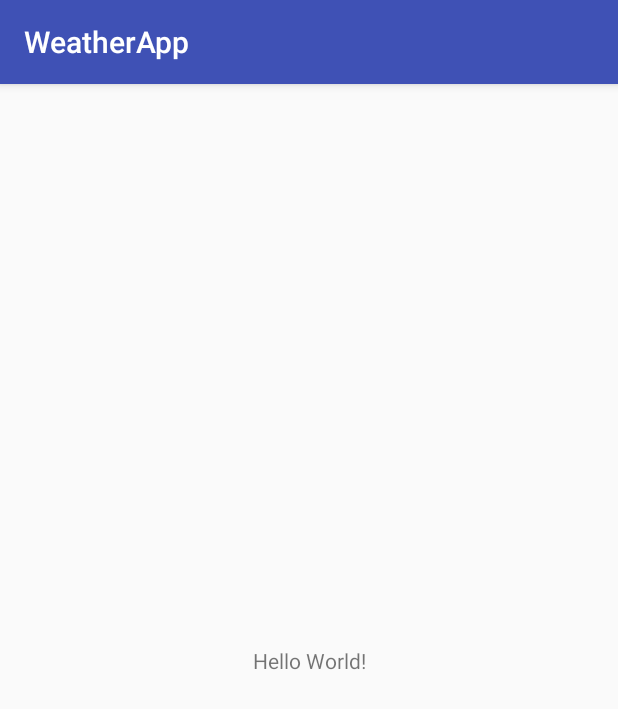
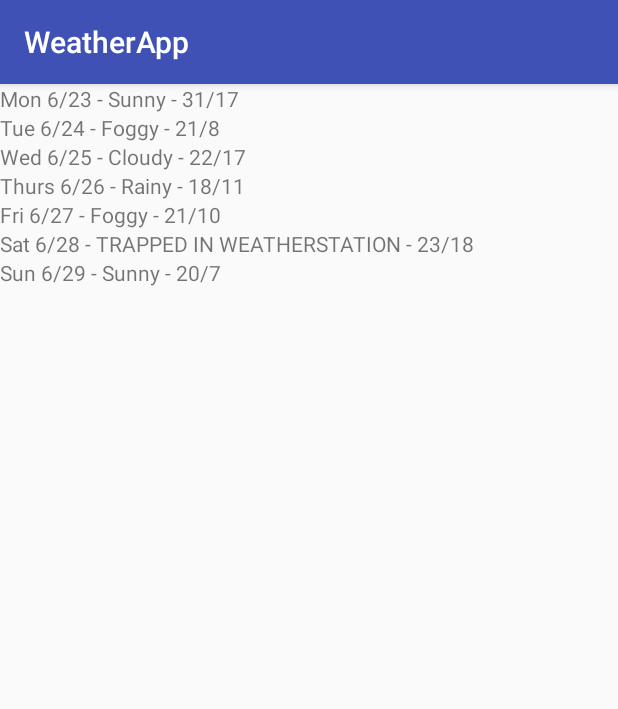
Before and after one commit to nikunjdaga/TryKotlin, an Android app: the screen it shows after launch (MainActivity), on a phone screen of 412 x 824 dp. Shown: the top 709 px of the screen. Run offline under Robolectric (Android 15) with nearby library versions, the phone set to English and light mode, and no system bars.

Commit message:
update WeatherApp

```diff
--- a/WeatherApp/app/src/main/AndroidManifest.xml
+++ b/WeatherApp/app/src/main/AndroidManifest.xml
@@ -1,6 +1,8 @@
 <?xml version="1.0" encoding="utf-8"?>
 <manifest xmlns:android="http://schemas.android.com/apk/res/android"
     package="com.ssyijiu.weatherapp">
+
+    <uses-permission android:name="android.permission.INTERNET"/>
 
     <application
         android:allowBackup="true"
--- a/WeatherApp/app/src/main/java/com/ssyijiu/weatherapp/MainActivity.kt
+++ b/WeatherApp/app/src/main/java/com/ssyijiu/weatherapp/MainActivity.kt
@@ -1,12 +1,32 @@
 package com.ssyijiu.weatherapp
 
+import android.os.Bundle
 import android.support.v7.app.AppCompatActivity
-import android.os.Bundle
+import android.support.v7.widget.LinearLayoutManager
+import com.ssyijiu.weatherapp.recycleradapter.ForecastListAdapter
+import kotlinx.android.synthetic.main.activity_main.*
 
 class MainActivity : AppCompatActivity() {
 
     override fun onCreate(savedInstanceState: Bundle?) {
         super.onCreate(savedInstanceState)
         setContentView(R.layout.activity_main)
+
+        rvForecastList.layoutManager = LinearLayoutManager(this)
+        rvForecastList.setHasFixedSize(true)
+        rvForecastList.adapter = ForecastListAdapter(datas)
+
+
     }
+
+
+    private val datas = listOf(
+        "Mon 6/23 - Sunny - 31/17",
+        "Tue 6/24 - Foggy - 21/8",
+        "Wed 6/25 - Cloudy - 22/17",
+        "Thurs 6/26 - Rainy - 18/11",
+        "Fri 6/27 - Foggy - 21/10",
+        "Sat 6/28 - TRAPPED IN WEATHERSTATION - 23/18",
+        "Sun 6/29 - Sunny - 20/7"
+    )
 }
--- /dev/null
+++ b/WeatherApp/app/src/main/java/com/ssyijiu/weatherapp/recycleradapter/ForecastListAdapter.kt
@@ -0,0 +1,29 @@
+package com.ssyijiu.weatherapp.recycleradapter
+
+import android.support.v7.widget.RecyclerView
+import android.view.ViewGroup
+import android.widget.TextView
+
+/**
+ * Created by ssyijiu on 2017/6/3.
+ * Github : ssyijiu
+ * Email  : lxmyijiu@163.com
+ */
+
+class ForecastListAdapter(val datas: List<String>) : RecyclerView.Adapter<ForecastListAdapter.ViewHolder>() {
+
+    override fun getItemCount() = datas.size
+
+    override fun onCreateViewHolder(parent: ViewGroup, viewType: Int): ViewHolder {
+
+        // new TextView
+        return ViewHolder(TextView(parent.context))
+    }
+
+    override fun onBindViewHolder(holder: ViewHolder, position: Int) {
+        holder.textView.text = datas[position]
+    }
+
+
+    class ViewHolder(val textView: TextView) : RecyclerView.ViewHolder(textView)
+}
--- a/WeatherApp/app/src/main/res/layout/activity_main.xml
+++ b/WeatherApp/app/src/main/res/layout/activity_main.xml
@@ -1,19 +1,10 @@
 <?xml version="1.0" encoding="utf-8"?>
-<android.support.constraint.ConstraintLayout
+<android.support.v7.widget.RecyclerView
+    android:id="@+id/rvForecastList"
     xmlns:android="http://schemas.android.com/apk/res/android"
     xmlns:tools="http://schemas.android.com/tools"
-    xmlns:app="http://schemas.android.com/apk/res-auto"
     android:layout_width="match_parent"
     android:layout_height="match_parent"
     tools:context="com.ssyijiu.weatherapp.MainActivity">
 
-    <TextView
-        android:layout_width="wrap_content"
-        android:layout_height="wrap_content"
-        android:text="Hello World!"
-        app:layout_constraintBottom_toBottomOf="parent"
-        app:layout_constraintLeft_toLeftOf="parent"
-        app:layout_constraintRight_toRightOf="parent"
-        app:layout_constraintTop_toTopOf="parent"/>
-
-</android.support.constraint.ConstraintLayout>
+</android.support.v7.widget.RecyclerView>
--- a/WeatherApp/build.gradle
+++ b/WeatherApp/build.gradle
@@ -2,6 +2,8 @@
 
 buildscript {
     ext.kotlin_version = '1.1.2-4'
+    ext.anko_version = '0.10.1'
+    ext.support_version = '25.3.1'
     repositories {
         maven { url 'https://maven.google.com' }
         jcenter()
@@ -19,6 +21,7 @@ allprojects {
     repositories {
         jcenter()
         maven { url 'https://maven.google.com' }
+        maven { url "https://jitpack.io" }
         mavenCentral()
     }
 }
```
Also changed, not shown: WeatherApp/app/build.gradle (+10 -3 lines), WeatherApp/app/src/main/java/com/ssyijiu/weatherapp/domain/Command.kt (added, +11 -0 lines), WeatherApp/app/src/main/java/com/ssyijiu/weatherapp/entries/ForecastResult.kt (added, +25 -0 lines), WeatherApp/app/src/main/java/com/ssyijiu/weatherapp/net/Request.kt (added, +29 -0 lines), 2 other files.
